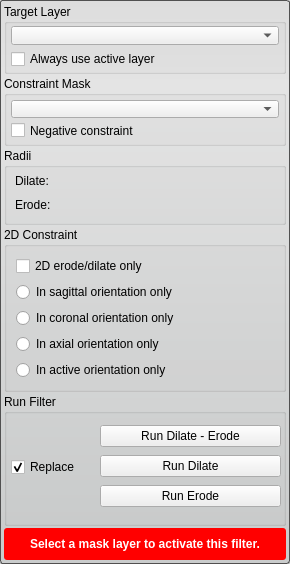
Before: the Qt Designer form Interface/ToolInterface/BinaryDilateErodeFilterInterface.ui in jessdtate/Seg3D, drawn with Qt 5.
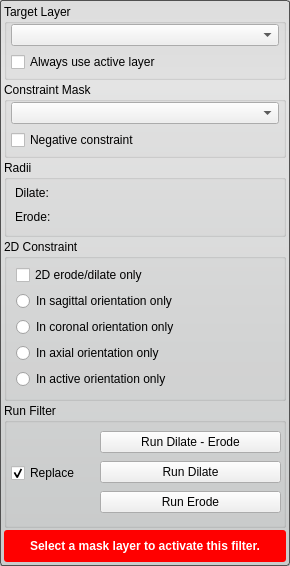
After: the same form once the commit is applied. Custom widgets are drawn as their Qt base class.

```diff
--- a/Interface/ToolInterface/BinaryDilateErodeFilterInterface.ui
+++ b/Interface/ToolInterface/BinaryDilateErodeFilterInterface.ui
@@ -38,13 +38,13 @@
      <property name="minimumSize">
       <size>
        <width>0</width>
-       <height>70</height>
+       <height>76</height>
       </size>
      </property>
      <property name="maximumSize">
       <size>
        <width>16777215</width>
-       <height>70</height>
+       <height>76</height>
       </size>
      </property>
      <property name="title">
@@ -55,13 +55,13 @@
      </property>
      <layout class="QVBoxLayout" name="verticalLayout_4">
       <property name="spacing">
-       <number>4</number>
+       <number>6</number>
       </property>
       <property name="leftMargin">
        <number>4</number>
       </property>
       <property name="topMargin">
-       <number>2</number>
+       <number>0</number>
       </property>
       <property name="rightMargin">
        <number>4</number>
@@ -118,13 +118,13 @@
      <property name="minimumSize">
       <size>
        <width>0</width>
-       <height>70</height>
+       <height>76</height>
       </size>
      </property>
      <property name="maximumSize">
       <size>
        <width>16777215</width>
-       <height>70</height>
+       <height>76</height>
       </size>
      </property>
      <property name="title">
@@ -132,9 +132,18 @@
      </property>
      <layout class="QVBoxLayout" name="verticalLayout_7">
       <property name="spacing">
+       <number>6</number>
+      </property>
+      <property name="leftMargin">
        <number>4</number>
       </property>
-      <property name="margin">
+      <property name="topMargin">
+       <number>0</number>
+      </property>
+      <property name="rightMargin">
+       <number>4</number>
+      </property>
+      <property name="bottomMargin">
        <number>4</number>
       </property>
       <item>
@@ -258,6 +267,12 @@
       <string>2D Constraint</string>
      </property>
      <layout class="QVBoxLayout" name="verticalLayout_8">
+      <property name="spacing">
+       <number>6</number>
+      </property>
+      <property name="topMargin">
+       <number>6</number>
+      </property>
       <item>
        <widget class="QCheckBox" name="only2d_">
         <property name="text">
@@ -434,12 +449,6 @@
        <height>32</height>
       </size>
      </property>
-     <property name="maximumSize">
-      <size>
-       <width>16777215</width>
-       <height>32</height>
-      </size>
-     </property>
      <property name="styleSheet">
       <string notr="true">QLabel#message_{
 	color: white;
```
